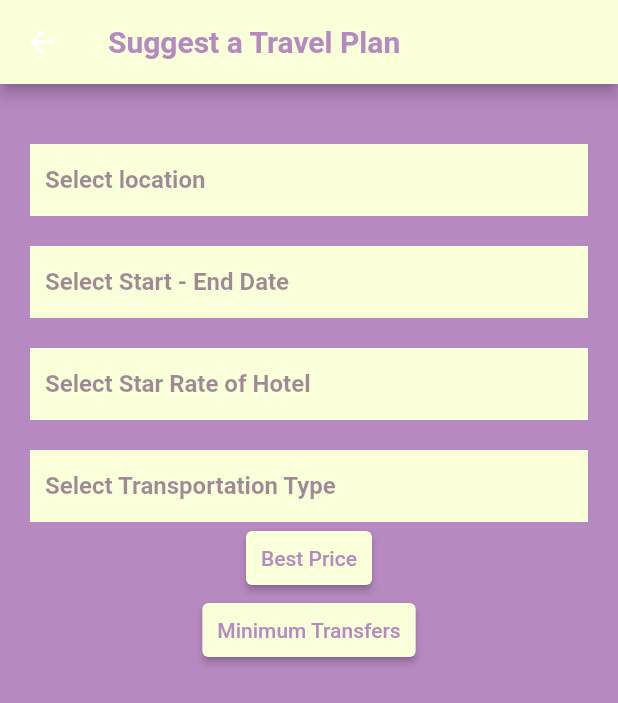
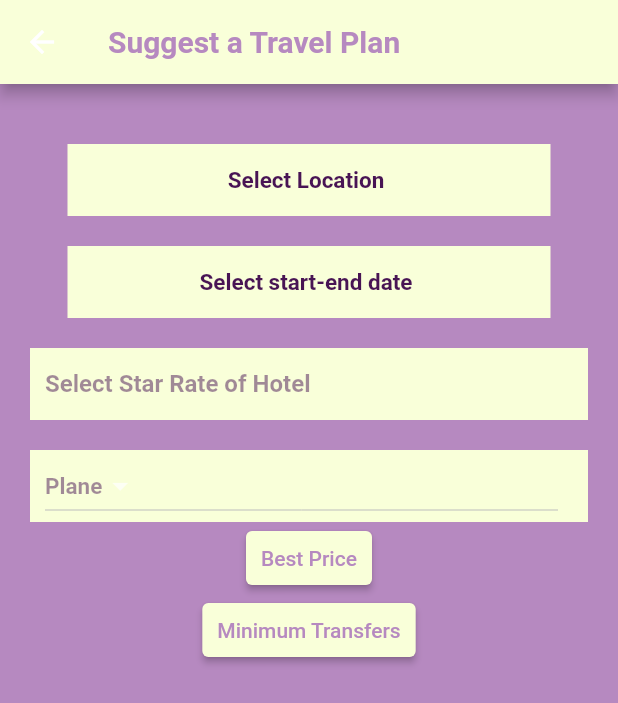
Before and after one commit to fatmasenagenc/funravel, a Flutter app: the SuggestPlan screen opened directly, on a phone screen of 412 x 824 dp. Shown: the top 703 px of the screen. Run offline on Flutter 3.47's test engine with Material 2 defaults, Android fonts, the phone set to English and light mode, and no system bars; our stand-ins replace cloud_firestore, csc_picker, firebase_auth, firebase_core, flutter_rating_bar, flutter_svg; accounts and stored records are empty; network calls fail.

Commit message:
calendar and location
ui update

```diff
--- a/lib/screens/main_nav_router_screen.dart
+++ b/lib/screens/main_nav_router_screen.dart
@@ -2,7 +2,8 @@ import 'package:flutter/cupertino.dart';
 import 'package:flutter/material.dart';
 import 'package:flutter_svg/flutter_svg.dart';
 import 'package:funravel_v0/constants/contants.dart';
-import 'package:funravel_v0/screens/nav_screens/nav_1_savedplans.dart';
+import 'package:funravel_v0/screens/location_screen.dart';
+import 'package:funravel_v0/screens/select_date_screen.dart';
 import 'package:funravel_v0/screens/nav_screens/nav_3_social.dart';
 import 'package:funravel_v0/screens/nav_screens/nav_4_groupschats.dart';
 import 'package:funravel_v0/screens/nav_screens/nav_5_profile.dart';
@@ -49,7 +50,7 @@ class _MainNavRouterScreenState extends State<MainNavRouterScreen> {
              child: PageView(
                  controller: _page_controller,
                  children: [
-                   NavSavedPlans(),
+                   Location(),
                    NavHomeScreen(),
                    NavSocial(),
                    NavGroupsChats(),
--- a/lib/screens/suggested_plan_screen.dart
+++ b/lib/screens/suggested_plan_screen.dart
@@ -1,8 +1,8 @@
 import 'package:flutter/cupertino.dart';
 import 'package:flutter/material.dart';
-
 import '../constants/contants.dart';
-
+import 'package:funravel_v0/screens/select_date_screen.dart';
+import 'package:funravel_v0/screens/location_screen.dart';
 class SuggestPlan extends StatefulWidget {
   const SuggestPlan({Key? key}) : super(key: key);
 
@@ -18,6 +18,11 @@ class _SuggestPlan extends State<SuggestPlan> {
 
 
   }
+
+  String dropdownValue = 'Plane';
+
+  @override
+
 
   @override
   Widget build(BuildContext context) {
@@ -44,75 +49,27 @@ class _SuggestPlan extends State<SuggestPlan> {
               height: 40,
             ),
             Container(
-              width: double.infinity,
-              padding: EdgeInsets.only(right: 20, left: 10),
-              margin: EdgeInsets.symmetric(horizontal: 10),
-              color: kSecondaryColor,
-              child: TextField(
-                controller: TextEditingController(),
-                style: TextStyle(
-                    color: kPrimaryDarkenedColor, fontWeight: FontWeight.bold),
-                cursorColor: Colors.black,
-                onChanged: (input) {
-                  print("changed $input");
-                },
-                decoration: InputDecoration(
-                    focusedBorder: UnderlineInputBorder(
-                      borderSide: BorderSide(
-                          width: 0, color: Colors.white.withOpacity(0)),
-                    ),
-                    enabledBorder: UnderlineInputBorder(
-                      borderSide: BorderSide(
-                          width: 0,
-                          color: Colors.white.withOpacity(0)), //<-- SEE HERE
-                    ),
-                    border: UnderlineInputBorder(
-                      borderSide: BorderSide(
-                          width: 2,
-                          color: Colors.white.withOpacity(0)), //<-- SEE HERE
-                    ),
-                    hintText: "Select location",
-                    hintStyle: TextStyle(
-                        color: kPrimaryDarkenedColor.withOpacity(0.5),
-                        fontWeight: FontWeight.bold)),
-              ),
+              child: buildCustomButton(title: "Select Location", function: (){
+
+                Navigator.push(
+                    context,
+                    MaterialPageRoute(builder: (context) => Location()));
+
+              },),
+
             ),
             SizedBox(
               height: 20,
             ),
             Container(
-              width: double.infinity,
-              padding: EdgeInsets.only(right: 20, left: 10),
-              margin: EdgeInsets.symmetric(horizontal: 10),
-              color: kSecondaryColor,
-              child: TextField(
-                controller: TextEditingController(),
-                style: TextStyle(
-                    color: kPrimaryDarkenedColor, fontWeight: FontWeight.bold),
-                cursorColor: Colors.black,
-                onChanged: (input) {
-                  print("changed $input");
-                },
-                decoration: InputDecoration(
-                    focusedBorder: UnderlineInputBorder(
-                      borderSide: BorderSide(
-                          width: 0, color: Colors.white.withOpacity(0)),
-                    ),
-                    enabledBorder: UnderlineInputBorder(
-                      borderSide: BorderSide(
-                          width: 0,
-                          color: Colors.white.withOpacity(0)), //<-- SEE HERE
-                    ),
-                    border: UnderlineInputBorder(
-                      borderSide: BorderSide(
-                          width: 2,
-                          color: Colors.white.withOpacity(0)), //<-- SEE HERE
-                    ),
-                    hintText: "Select Start - End Date",
-                    hintStyle: TextStyle(
-                        color: kPrimaryDarkenedColor.withOpacity(0.5),
-                        fontWeight: FontWeight.bold)),
-              ),
+              child: buildCustomButton(title: "Select start-end date", function: (){
+
+                Navigator.push(
+                    context,
+                    MaterialPageRoute(builder: (context) => SelectDate()));
+
+              },),
+
             ),
             SizedBox(
               height: 20,
@@ -159,33 +116,31 @@ class _SuggestPlan extends State<SuggestPlan> {
               padding: EdgeInsets.only(right: 20, left: 10),
               margin: EdgeInsets.symmetric(horizontal: 10),
               color: kSecondaryColor,
-              child: TextField(
-                controller: TextEditingController(),
-                style: TextStyle(
-                    color: kPrimaryDarkenedColor, fontWeight: FontWeight.bold),
-                cursorColor: Colors.black,
-                onChanged: (input) {
-                  print("changed $input");
+
+              child: DropdownButton<String>(
+                // Step 3
+                dropdownColor: kSecondaryColor,
+                value: dropdownValue,
+                // Step 4.
+                items: <String>['Plane', 'Train', 'Bus']
+                    .map<DropdownMenuItem<String>>((String value) {
+                  return DropdownMenuItem<String>(
+                    value: value,
+                    child: Text(
+                      value,
+                      style: TextStyle(
+                          fontSize: 15,
+                          color: kPrimaryDarkenedColor.withOpacity(0.5),
+                          fontWeight: FontWeight.bold),
+                    ),
+                  );
+                }).toList(),
+                // Step 5.
+                onChanged: (String? newValue) {
+                  setState(() {
+                    dropdownValue = newValue!;
+                  });
                 },
-                decoration: InputDecoration(
-                    focusedBorder: UnderlineInputBorder(
-                      borderSide: BorderSide(
-                          width: 0, color: Colors.white.withOpacity(0)),
-                    ),
-                    enabledBorder: UnderlineInputBorder(
-                      borderSide: BorderSide(
-                          width: 0,
-                          color: Colors.white.withOpacity(0)), //<-- SEE HERE
-                    ),
-                    border: UnderlineInputBorder(
-                      borderSide: BorderSide(
-                          width: 2,
-                          color: Colors.white.withOpacity(0)), //<-- SEE HERE
-                    ),
-                    hintText: "Select Transportation Type",
-                    hintStyle: TextStyle(
-                        color: kPrimaryDarkenedColor.withOpacity(0.5),
-                        fontWeight: FontWeight.bold)),
               ),
 
 
@@ -236,3 +191,22 @@ class _SuggestPlan extends State<SuggestPlan> {
     );
   }
 }
+
+buildCustomButton({ String? title, Function? function, Widget? sideWidget}){
+  return InkWell(
+    onTap: () => function != null ? function() : null,
+    child: Container(
+      padding: EdgeInsets.all(15),
+      margin: EdgeInsets.only(right: 35, left: 35),
+      color: kSecondaryColor,
+      child: Row(
+        mainAxisAlignment: MainAxisAlignment.center,
+        children: [
+          Text(title ?? "", style: TextStyle(color: kPrimaryDarkenedColor, fontSize: 15, fontWeight: FontWeight.bold), ),
+          SizedBox(width: 4,),
+          sideWidget ?? Container()
+        ],
+      ),
+    ),
+  );
+}
--- a/pubspec.yaml
+++ b/pubspec.yaml
@@ -29,6 +29,8 @@ environment:
 # the latest version available on pub.dev. To see which dependencies have newer
 # versions available, run `flutter pub outdated`.
 dependencies:
+  csc_picker: ^0.2.6
+
   flutter:
     sdk: flutter
 
```
Also changed, not shown: lib/screens/location_screen.dart (added, +156 -0 lines), lib/screens/select_date_screen.dart (added, +85 -0 lines), pubspec.lock.
